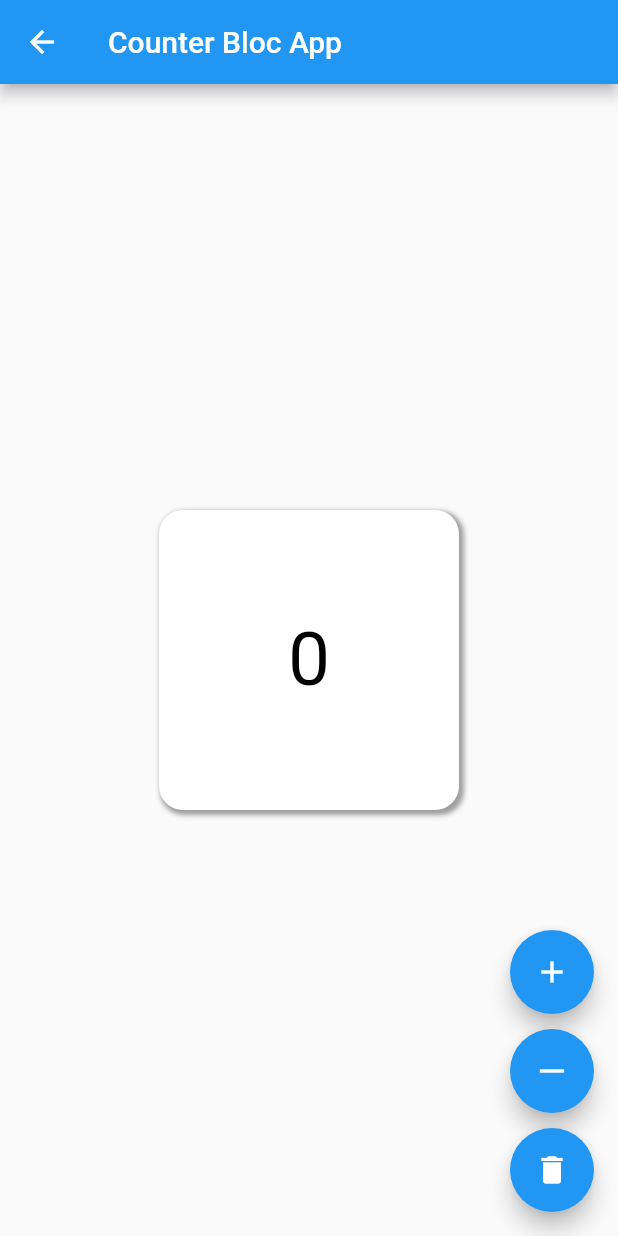
After one commit to ristafn/slicing-ui, a Flutter app: the CounterView screen opened directly, on a phone screen of 412 x 824 dp. The commit adds this screen. Run offline on Flutter 3.47's test engine with Material 2 defaults, Android fonts, the phone set to English and light mode, and no system bars; our stand-ins replace bloc, equatable, flutter_bloc.

Commit message:
feat: add new feature

```diff
--- a/assets/json/features.json
+++ b/assets/json/features.json
@@ -44,6 +44,10 @@
     {
       "title": "Page View",
       "created_at": "14-09-2022"
+    },
+    {
+      "title": "Counter Bloc App",
+      "created_at": "17-09-2022"
     }
   ]
 }
--- /dev/null
+++ b/lib/features/counter_bloc/bloc/counter_bloc.dart
@@ -0,0 +1,29 @@
+import 'package:bloc/bloc.dart';
+import 'package:equatable/equatable.dart';
+
+part 'counter_event.dart';
+part 'counter_state.dart';
+
+class CounterBloc extends Bloc<CounterEvent, CounterState> {
+  static const int _counter = 0;
+
+  CounterBloc() : super(const CounterInitial(_counter)) {
+    on<CounterIncrementEvent>(_onIncrement);
+    on<CounterDecrementEvent>(_onDecrement);
+    on<CounterResetEvent>(_onReset);
+  }
+
+  void _onIncrement(CounterIncrementEvent event, Emitter<CounterState> emit) {
+    emit(CounterIncrement(state.counter + 1));
+  }
+
+  void _onDecrement(CounterDecrementEvent event, Emitter<CounterState> emit) {
+    if (state.counter > 0) {
+      emit(CounterDecrement(state.counter - 1));
+    }
+  }
+
+  void _onReset(CounterResetEvent event, Emitter<CounterState> emit) {
+    emit(const CounterInitial(0));
+  }
+}
--- /dev/null
+++ b/lib/features/counter_bloc/bloc/counter_event.dart
@@ -0,0 +1,14 @@
+part of 'counter_bloc.dart';
+
+abstract class CounterEvent extends Equatable {
+  const CounterEvent();
+
+  @override
+  List<Object> get props => [];
+}
+
+class CounterIncrementEvent extends CounterEvent {}
+
+class CounterDecrementEvent extends CounterEvent {}
+
+class CounterResetEvent extends CounterEvent {}
--- /dev/null
+++ b/lib/features/counter_bloc/bloc/counter_state.dart
@@ -0,0 +1,33 @@
+part of 'counter_bloc.dart';
+
+abstract class CounterState extends Equatable {
+  const CounterState(
+    this.counter,
+  );
+
+  final int counter;
+
+  @override
+  List<Object> get props => [counter];
+}
+
+class CounterInitial extends CounterState {
+  const CounterInitial(super.counter);
+
+  @override
+  String toString() => 'Counter initial {counter: $counter}';
+}
+
+class CounterIncrement extends CounterState {
+  const CounterIncrement(super.counter);
+
+  @override
+  String toString() => 'Counter increment {counter: $counter}';
+}
+
+class CounterDecrement extends CounterState {
+  const CounterDecrement(super.counter);
+
+  @override
+  String toString() => 'Counter decrement {counter: $counter}';
+}
--- /dev/null
+++ b/lib/features/counter_bloc/views/counter_view.dart
@@ -0,0 +1,70 @@
+import 'package:flutter/material.dart';
+import 'package:flutter_application_1/features/counter_bloc/bloc/counter_bloc.dart';
+import 'package:flutter_bloc/flutter_bloc.dart';
+
+class CounterView extends StatelessWidget {
+  const CounterView({super.key});
+
+  final TextStyle _textStyle =
+      const TextStyle(fontSize: 50, color: Colors.black);
+
+  @override
+  Widget build(BuildContext context) {
+    var bloc = BlocProvider.of<CounterBloc>(context);
+
+    return Scaffold(
+      appBar: AppBar(
+        title: const Text('Counter Bloc App'),
+      ),
+      body: Center(
+        child: Container(
+          alignment: Alignment.center,
+          width: 200,
+          height: 200,
+          decoration: BoxDecoration(
+            borderRadius: BorderRadius.circular(16.0),
+            color: Colors.white,
+            boxShadow: const [
+              BoxShadow(
+                color: Colors.grey,
+                spreadRadius: 1,
+                blurRadius: 2,
+                offset: Offset(2, 2),
+              ),
+            ],
+          ),
+          child: BlocBuilder<CounterBloc, CounterState>(
+            builder: (context, state) {
+              return Text(
+                '${state.counter}',
+                style: _textStyle,
+              );
+            }
+          ),
+        ),
+      ),
+      floatingActionButton: Column(
+        mainAxisAlignment: MainAxisAlignment.end,
+        children: <Widget>[
+          FloatingActionButton(
+            heroTag: 'increment',
+            onPressed: () => context.read<CounterBloc>().add(CounterIncrementEvent()),
+            child: const Icon(Icons.add),
+          ),
+          const SizedBox(height: 10),
+          FloatingActionButton(
+            heroTag: 'decrement',
+            onPressed: () => bloc.add(CounterDecrementEvent()),
+            child: const Icon(Icons.horizontal_rule_outlined),
+          ),
+          const SizedBox(height: 10),
+          FloatingActionButton(
+            heroTag: 'reset',
+            onPressed: () => bloc.add(CounterResetEvent()),
+            child: const Icon(Icons.delete),
+          ),
+        ],
+      ),
+    );
+  }
+}
--- a/lib/features/dialog_widget/views/dialog_widget_page.dart
+++ b/lib/features/dialog_widget/views/dialog_widget_page.dart
@@ -17,6 +17,9 @@ class DialogWidgetPage extends StatelessWidget {
           mainAxisAlignment: MainAxisAlignment.center,
           children: const [
             MaterialDialogWidget(),
+            SizedBox(
+              height: 20.0,
+            ),
             CupertinoDialogWidget(),
           ],
         ),
--- a/lib/features/home/models/features/features.dart
+++ b/lib/features/home/models/features/features.dart
@@ -1,3 +1,4 @@
+import 'package:flutter_application_1/features/home/models/feature/feature.dart';
 import 'package:json_annotation/json_annotation.dart';
 
 part 'features.g.dart';
@@ -10,7 +11,8 @@ class Features {
   });
 
   final String status;
-  final String data;
+  final List<Feature> data;
 
-  factory Features.fromJson(Map<String, dynamic> json) => _$FeaturesFromJson(json);
+  factory Features.fromJson(Map<String, dynamic> json) =>
+      _$FeaturesFromJson(json);
 }
--- a/lib/features/modal_bottom_sheet/views/modal_bottom_page.dart
+++ b/lib/features/modal_bottom_sheet/views/modal_bottom_page.dart
@@ -18,6 +18,9 @@ class ModalBottomPage extends StatelessWidget {
           mainAxisAlignment: MainAxisAlignment.center,
           children: const [
             MaterialModalWidget(),
+            SizedBox(
+              height: 20.0,
+            ),
             CupertinoModalWidget(),
           ],
         ),
--- a/lib/routes.dart
+++ b/lib/routes.dart
@@ -1,13 +1,14 @@
 import 'package:flutter/material.dart';
-import 'package:flutter_application_1/features/form/views/form_page.dart';
-import 'package:flutter_application_1/features/modal_bottom_sheet/views/modal_bottom_page.dart';
 
+import 'features/counter_bloc/views/counter_page.dart';
 import 'features/cupertino_widget/views/cupertino_widget_page.dart';
 import 'features/dialog_widget/views/dialog_widget_page.dart';
+import 'features/form/views/form_page.dart';
 import 'features/home/view/home_page.dart';
 import 'features/incremental_number/views/increment_page.dart';
 import 'features/list_builder/views/list_builder_page.dart';
 import 'features/list_separator/views/list_separator_page.dart';
+import 'features/modal_bottom_sheet/views/modal_bottom_page.dart';
 import 'features/page_view/views/page_view_page.dart';
 import 'features/simple_parse/views/parse_page.dart';
 import 'features/slicing_ui/views/slicingui_page.dart';
@@ -20,12 +21,13 @@ class Routes {
   static const parseRoute = '/parse';
   static const cupertinoRoute = '/cupertino';
   static const dialogRoute = '/dialog';
+  static const statefulRoute = '/stateful';
   static const formRoute = '/form';
-  static const downRoute = '/down';
-  static const statefulRoute = '/stateful';
+  static const downRoute = '/bottom';
   static const listBuilderRoute = '/list_builder';
   static const listSeparatorRoute = '/list_separator';
   static const pageViewRoute = '/page_view';
+  static const counterBlocRoute = '/counter_bloc';
 
   static const List<String> pages = [
     incrementRoute,
@@ -33,12 +35,13 @@ class Routes {
     parseRoute,
     cupertinoRoute,
     dialogRoute,
+    statefulRoute,
     formRoute,
     downRoute,
-    statefulRoute,
     listBuilderRoute,
     listSeparatorRoute,
     pageViewRoute,
+    counterBlocRoute,
   ];
 
   static Map<String, Widget Function(BuildContext)> route() {
@@ -55,6 +58,7 @@ class Routes {
       listBuilderRoute: (context) => const ListBuilderPage(),
       listSeparatorRoute: (context) => const ListSeparatorPage(),
       pageViewRoute: (context) => const PageViewPage(),
+      counterBlocRoute: (context) => const CounterPage(),
     };
   }
 }
```
Also changed, not shown: lib/features/counter_bloc/views/counter_page.dart (added, +16 -0 lines), lib/features/home/implementation/home_impl.dart (+2 -7 lines), lib/features/stateful_state/views/stateful_page.dart (+38 -0 lines), pubspec.yaml (+8 -4 lines), lib/features/home/models/features/features.g.dart, pubspec.lock.
